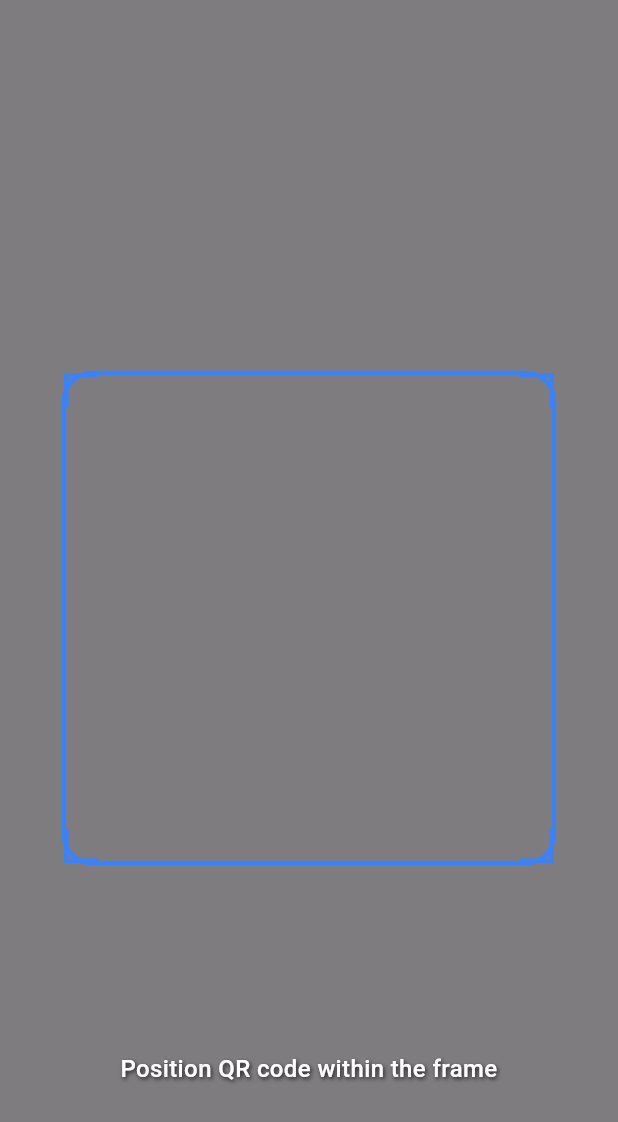
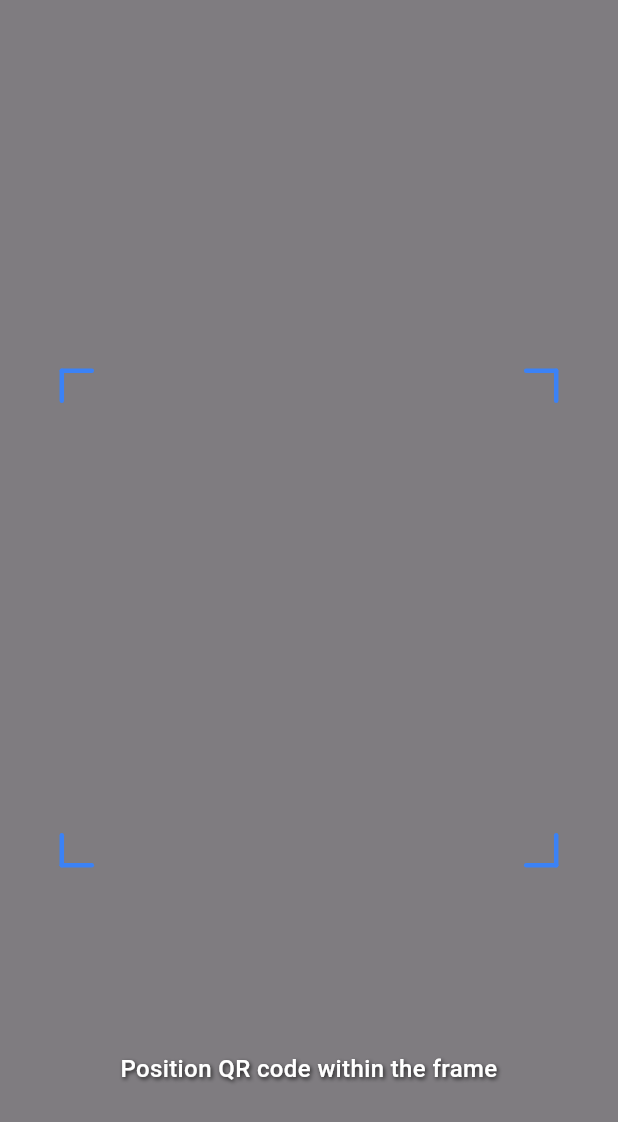
Before and after one commit to shishirthedev/qr-panda, a Flutter app: the QRScannerOverlay widget shown alone on an empty page, opened directly, on a phone screen of 412 x 824 dp. Shown: the top 1122 px of the screen. Run offline on Flutter 3.47's test engine with Material 3 defaults, Android fonts, the phone set to English and light mode, and no system bars; our stand-ins replace equatable, flutter_bloc, image_picker, permission_handler, qr_flutter, share_plus and 1 more; missing offline and left inert: google_ml_kit, mobile_scanner; accounts and stored records are empty.

Commit message:
worked on scan qr page

```diff
--- a/lib/src/features/qr_scanner/widgets/qr_scanner_overlay.dart
+++ b/lib/src/features/qr_scanner/widgets/qr_scanner_overlay.dart
@@ -11,18 +11,11 @@ class QRScannerOverlay extends StatelessWidget {
         Container(
           color: Colors.black.withValues(alpha: 0.5),
         ),
-        // Center cutout
+        // Center cutout with corner indicators only
         Center(
           child: Container(
             width: MediaQuery.of(context).size.width * 0.8,
             height: MediaQuery.of(context).size.width * 0.8,
-            decoration: BoxDecoration(
-              border: Border.all(
-                color: const Color(0xFF3B82F6),
-                width: 3,
-              ),
-              borderRadius: BorderRadius.circular(20),
-            ),
             child: Stack(
               children: [
                 // Corner indicators
```
